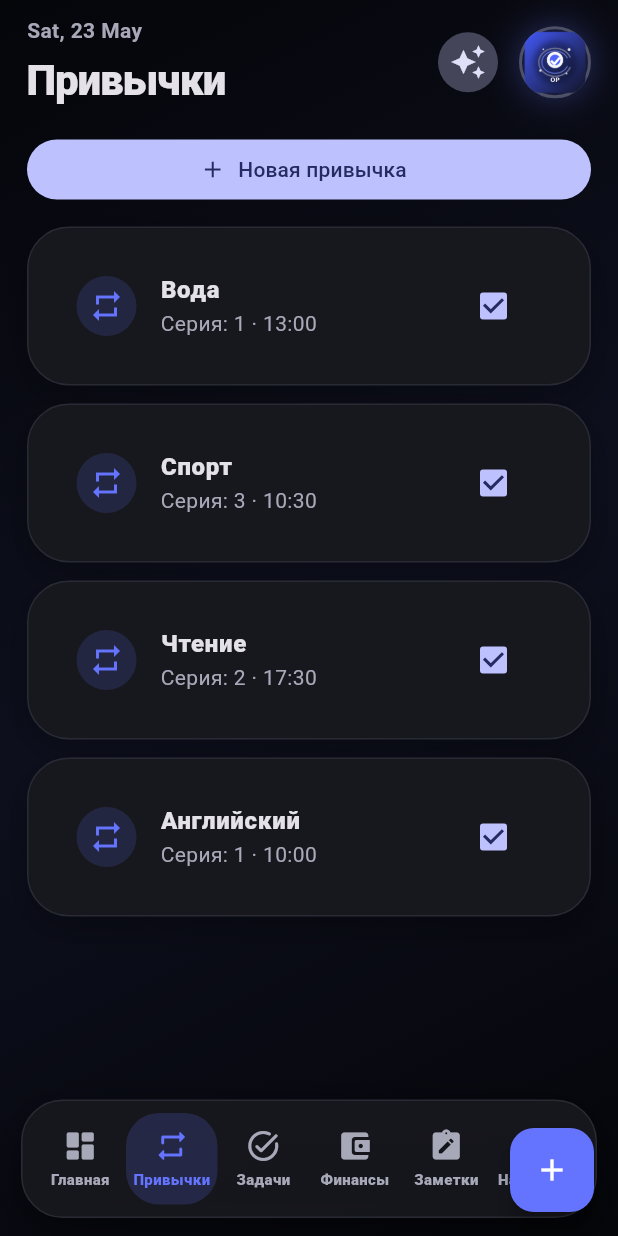
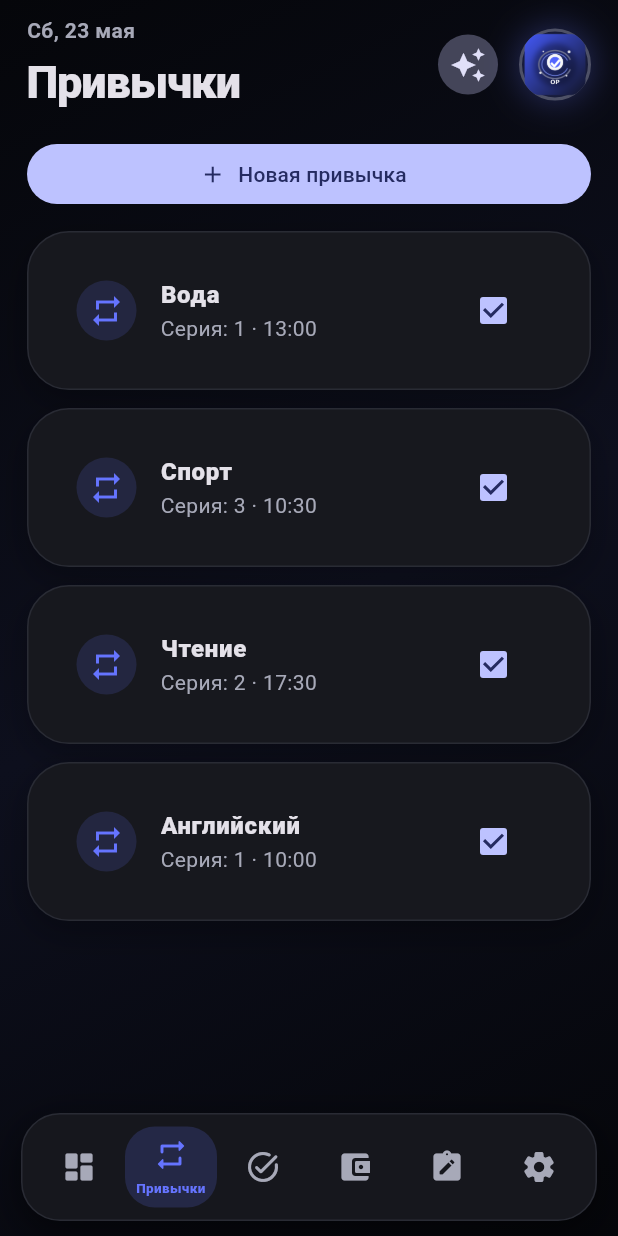
Before and after one commit to glthr-5827/-, a Flutter app: the screen it shows after launch, after a tap on "Привычки", on a phone screen of 412 x 824 dp. Run offline on Flutter 3.47's test engine with Material 3 defaults, Android fonts, the phone set to English and light mode, and no system bars; our stand-ins replace flutter_local_notifications, flutter_timezone, shared_preferences, timezone.

Commit message:
Add files via upload

```diff
--- a/lib/main.dart
+++ b/lib/main.dart
@@ -92,7 +92,11 @@ class _OrbitPlanShellState extends State<OrbitPlanShell> {
   }
 
   Future<void> _scheduleNotifications() async {
+    try {
       await NotificationService.instance.scheduleAll(data, t);
+    } catch (_) {
+      // Notification errors should never break the app screen.
+    }
   }
 
   void mutate(void Function(AppData d) update, {bool schedule = true}) {
@@ -137,12 +141,7 @@ class _OrbitPlanShellState extends State<OrbitPlanShell> {
           ),
         ),
       ),
-      floatingActionButton: FloatingActionButton(
-        backgroundColor: data.theme.primary,
-        foregroundColor: Colors.white,
-        onPressed: _quickAdd,
-        child: const Icon(Icons.add),
-      ),
+
     );
   }
 
@@ -447,9 +446,9 @@ class _TopBar extends StatelessWidget {
       padding: const EdgeInsets.fromLTRB(18, 10, 18, 8),
       child: Row(children: [
         Expanded(child: Column(crossAxisAlignment: CrossAxisAlignment.start, children: [
-          Text(DateFormat('EEE, d MMM').format(DateTime.now()), style: TextStyle(color: data.theme.muted, fontWeight: FontWeight.w700)),
+          Text(localDateLine(data.language), style: TextStyle(color: data.theme.muted, fontWeight: FontWeight.w700)),
           const SizedBox(height: 3),
-          Text(title, style: const TextStyle(fontSize: 28, fontWeight: FontWeight.w900, letterSpacing: -0.7)),
+          Text(title, maxLines: 1, overflow: TextOverflow.ellipsis, style: const TextStyle(fontSize: 30, fontWeight: FontWeight.w900, letterSpacing: -0.7)),
         ])),
         IconButton.filledTonal(onPressed: onSeed, icon: const Icon(Icons.auto_awesome), tooltip: t('fillExamples')),
         const SizedBox(width: 10),
@@ -482,34 +481,40 @@ class _BottomNav extends StatelessWidget {
       (Icons.note_alt_rounded, 'notes'),
       (Icons.settings_rounded, 'settings'),
     ];
-    return Container(
-      margin: const EdgeInsets.fromLTRB(14, 4, 14, 12),
-      padding: const EdgeInsets.symmetric(horizontal: 8, vertical: 8),
+    return SafeArea(
+      top: false,
+      minimum: const EdgeInsets.fromLTRB(14, 0, 14, 10),
+      child: Container(
+        height: 72,
+        padding: const EdgeInsets.symmetric(horizontal: 7, vertical: 7),
         decoration: BoxDecoration(
-        color: data.theme.card.withOpacity(.92),
-        borderRadius: BorderRadius.circular(28),
+          color: data.theme.card.withOpacity(.96),
+          borderRadius: BorderRadius.circular(26),
           border: Border.all(color: data.theme.line),
-        boxShadow: const [BoxShadow(color: Colors.black54, blurRadius: 24, offset: Offset(0, 10))],
+          boxShadow: const [BoxShadow(color: Colors.black54, blurRadius: 22, offset: Offset(0, 8))],
         ),
-      child: Row(mainAxisAlignment: MainAxisAlignment.spaceAround, children: List.generate(items.length, (i) {
+        child: Row(children: List.generate(items.length, (i) {
           final selected = i == current;
           return Expanded(
             child: InkWell(
-            borderRadius: BorderRadius.circular(22),
+              borderRadius: BorderRadius.circular(20),
               onTap: () => onTap(i),
               child: AnimatedContainer(
                 duration: const Duration(milliseconds: 180),
-              padding: const EdgeInsets.symmetric(vertical: 10),
-              decoration: BoxDecoration(color: selected ? data.theme.primary.withOpacity(.18) : Colors.transparent, borderRadius: BorderRadius.circular(22)),
-              child: Column(mainAxisSize: MainAxisSize.min, children: [
-                Icon(items[i].$1, color: selected ? data.theme.primary : data.theme.muted),
+                padding: const EdgeInsets.symmetric(vertical: 7, horizontal: 2),
+                decoration: BoxDecoration(color: selected ? data.theme.primary.withOpacity(.18) : Colors.transparent, borderRadius: BorderRadius.circular(20)),
+                child: Column(mainAxisAlignment: MainAxisAlignment.center, mainAxisSize: MainAxisSize.min, children: [
+                  Icon(items[i].$1, color: selected ? data.theme.primary : data.theme.muted, size: 24),
+                  if (selected) ...[
                     const SizedBox(height: 3),
-                Text(t(items[i].$2), maxLines: 1, overflow: TextOverflow.ellipsis, style: TextStyle(fontSize: 10, fontWeight: FontWeight.w800, color: selected ? data.theme.primary : data.theme.muted)),
+                    Text(t(items[i].$2), maxLines: 1, overflow: TextOverflow.ellipsis, textAlign: TextAlign.center, style: TextStyle(fontSize: 9, fontWeight: FontWeight.w900, color: data.theme.primary)),
+                  ],
                 ]),
               ),
             ),
           );
         })),
+      ),
     );
   }
 }
@@ -526,7 +531,7 @@ class DashboardScreen extends StatelessWidget {
     final activeTasks = data.tasks.where((x) => !x.done).length;
     final balance = data.income - data.expenses;
     final notes = data.notes.length;
-    return ListView(padding: const EdgeInsets.fromLTRB(18, 8, 18, 100), children: [
+    return ListView(padding: const EdgeInsets.fromLTRB(18, 8, 18, 24), children: [
       _HeroCard(data: data, t: t),
       const SizedBox(height: 16),
       GridView.count(
@@ -535,7 +540,7 @@ class DashboardScreen extends StatelessWidget {
         physics: const NeverScrollableScrollPhysics(),
         crossAxisSpacing: 12,
         mainAxisSpacing: 12,
-        childAspectRatio: 1.55,
+        childAspectRatio: 1.35,
         children: [
           StatCard(data: data, icon: Icons.repeat, label: t('habits'), value: '$completedToday/${data.habits.length}', onTap: () => go(1)),
           StatCard(data: data, icon: Icons.task_alt, label: t('tasks'), value: '$activeTasks', onTap: () => go(2)),
@@ -574,16 +579,16 @@ class _HeroCard extends StatelessWidget {
         Expanded(child: Column(crossAxisAlignment: CrossAxisAlignment.start, children: [
           Text('OrbitPlan', style: TextStyle(color: data.theme.primary, fontWeight: FontWeight.w900)),
           const SizedBox(height: 6),
-          Text(t('heroTitle'), style: const TextStyle(fontSize: 24, fontWeight: FontWeight.w900, height: 1.05)),
+          Text(t('heroTitle'), maxLines: 3, overflow: TextOverflow.ellipsis, style: const TextStyle(fontSize: 24, fontWeight: FontWeight.w900, height: 1.08)),
           const SizedBox(height: 8),
-          Text(t('heroText'), style: TextStyle(color: data.theme.muted, fontWeight: FontWeight.w600)),
+          Text(t('heroText'), maxLines: 4, overflow: TextOverflow.ellipsis, style: TextStyle(color: data.theme.muted, fontWeight: FontWeight.w600, height: 1.25)),
         ])),
         const SizedBox(width: 10),
         Container(
-          width: 90,
-          height: 90,
+          width: 78,
+          height: 78,
           decoration: BoxDecoration(color: data.theme.primary.withOpacity(.14), shape: BoxShape.circle),
-          child: Icon(Icons.auto_graph_rounded, color: data.theme.primary, size: 44),
+          child: Icon(Icons.auto_graph_rounded, color: data.theme.primary, size: 38),
         )
       ]),
     );
@@ -599,7 +604,7 @@ class HabitsScreen extends StatelessWidget {
 
   @override
   Widget build(BuildContext context) {
-    return ListView(padding: const EdgeInsets.fromLTRB(18, 8, 18, 100), children: [
+    return ListView(padding: const EdgeInsets.fromLTRB(18, 8, 18, 24), children: [
       FilledButton.icon(onPressed: onAdd, icon: const Icon(Icons.add), label: Text(t('newHabit'))),
       const SizedBox(height: 14),
       for (final habit in data.habits)
@@ -634,7 +639,7 @@ class TasksScreen extends StatelessWidget {
   @override
   Widget build(BuildContext context) {
     final tasks = [...data.tasks]..sort((a, b) => (a.done ? 1 : 0).compareTo(b.done ? 1 : 0));
-    return ListView(padding: const EdgeInsets.fromLTRB(18, 8, 18, 100), children: [
+    return ListView(padding: const EdgeInsets.fromLTRB(18, 8, 18, 24), children: [
       FilledButton.icon(onPressed: onAdd, icon: const Icon(Icons.add), label: Text(t('newTask'))),
       const SizedBox(height: 14),
       for (final task in tasks)
@@ -668,14 +673,14 @@ class FinanceScreen extends StatelessWidget {
   @override
   Widget build(BuildContext context) {
     final balance = data.income - data.expenses;
-    return ListView(padding: const EdgeInsets.fromLTRB(18, 8, 18, 100), children: [
+    return ListView(padding: const EdgeInsets.fromLTRB(18, 8, 18, 24), children: [
       GridView.count(
         crossAxisCount: 2,
         shrinkWrap: true,
         physics: const NeverScrollableScrollPhysics(),
         crossAxisSpacing: 12,
         mainAxisSpacing: 12,
-        childAspectRatio: 1.55,
+        childAspectRatio: 1.35,
         children: [
           StatCard(data: data, icon: Icons.trending_up, label: t('income'), value: money(data.income)),
           StatCard(data: data, icon: Icons.trending_down, label: t('expense'), value: money(data.expenses)),
@@ -719,7 +724,7 @@ class _NotesScreenState extends State<NotesScreen> {
   Widget build(BuildContext context) {
     final notes = widget.data.notes.where((n) => (n.title + n.body).toLowerCase().contains(query.toLowerCase())).toList()
       ..sort((a, b) => (b.pinned ? 1 : 0).compareTo(a.pinned ? 1 : 0));
-    return ListView(padding: const EdgeInsets.fromLTRB(18, 8, 18, 100), children: [
+    return ListView(padding: const EdgeInsets.fromLTRB(18, 8, 18, 24), children: [
       TextField(
         onChanged: (v) => setState(() => query = v),
         decoration: InputDecoration(prefixIcon: const Icon(Icons.search), hintText: widget.t('searchNotes'), filled: true, fillColor: widget.data.theme.card, border: OutlineInputBorder(borderRadius: BorderRadius.circular(20), borderSide: BorderSide.none)),
@@ -747,7 +752,7 @@ class SettingsScreen extends StatelessWidget {
 
   @override
   Widget build(BuildContext context) {
-    return ListView(padding: const EdgeInsets.fromLTRB(18, 8, 18, 100), children: [
+    return ListView(padding: const EdgeInsets.fromLTRB(18, 8, 18, 24), children: [
       _SectionCard(data: data, title: t('language'), child: SegmentedButton<String>(
         selected: {data.language},
         segments: const [ButtonSegment(value: 'ru', label: Text('RU')), ButtonSegment(value: 'en', label: Text('EN'))],
@@ -785,17 +790,30 @@ class StatCard extends StatelessWidget {
   @override
   Widget build(BuildContext context) {
     return InkWell(
-      borderRadius: BorderRadius.circular(28),
+      borderRadius: BorderRadius.circular(26),
       onTap: onTap,
-      child: _Card(data: data, child: Row(children: [
-        CircleAvatar(radius: 28, backgroundColor: data.theme.primary.withOpacity(.16), child: Icon(icon, color: data.theme.primary, size: 28)),
-        const SizedBox(width: 14),
+      child: Container(
+        padding: const EdgeInsets.all(14),
+        decoration: BoxDecoration(
+          color: data.theme.card,
+          borderRadius: BorderRadius.circular(26),
+          border: Border.all(color: data.theme.line),
+          boxShadow: const [BoxShadow(color: Colors.black26, blurRadius: 14, offset: Offset(0, 8))],
+        ),
+        child: Row(children: [
+          CircleAvatar(radius: 24, backgroundColor: data.theme.primary.withOpacity(.16), child: Icon(icon, color: data.theme.primary, size: 24)),
+          const SizedBox(width: 10),
           Expanded(child: Column(crossAxisAlignment: CrossAxisAlignment.start, mainAxisAlignment: MainAxisAlignment.center, children: [
-          Text(label, overflow: TextOverflow.ellipsis, style: const TextStyle(fontWeight: FontWeight.w900, fontSize: 16)),
+            Text(label, maxLines: 2, overflow: TextOverflow.ellipsis, style: const TextStyle(fontWeight: FontWeight.w900, fontSize: 13, height: 1.05)),
             const SizedBox(height: 6),
-          Text(value, overflow: TextOverflow.ellipsis, style: TextStyle(color: data.theme.muted, fontWeight: FontWeight.w900, fontSize: 22)),
+            FittedBox(
+              fit: BoxFit.scaleDown,
+              alignment: Alignment.centerLeft,
+              child: Text(value, style: TextStyle(color: data.theme.muted, fontWeight: FontWeight.w900, fontSize: 20)),
+            ),
           ])),
-      ])),
+        ]),
+      ),
     );
   }
 }
@@ -937,12 +955,12 @@ class NotificationService {
   Future<void> scheduleAll(AppData data, String Function(String) t) async {
     if (!ready) return;
     await _plugin.cancelAll();
-    await requestPermissions();
     for (final habit in data.habits) {
       if (habit.reminderTime == null) continue;
       final tod = parseTime(habit.reminderTime!);
       var when = tz.TZDateTime(tz.local, DateTime.now().year, DateTime.now().month, DateTime.now().day, tod.hour, tod.minute);
       if (when.isBefore(tz.TZDateTime.now(tz.local))) when = when.add(const Duration(days: 1));
+      try {
         await _plugin.zonedSchedule(
           100000 + stableId(habit.id),
           t('habitReminder'),
@@ -953,11 +971,13 @@ class NotificationService {
           uiLocalNotificationDateInterpretation: UILocalNotificationDateInterpretation.absoluteTime,
           matchDateTimeComponents: DateTimeComponents.time,
         );
+      } catch (_) {}
     }
     for (final task in data.tasks) {
       if (task.done || task.reminderAt == null) continue;
       final when = tz.TZDateTime.from(task.reminderAt!, tz.local);
       if (when.isBefore(tz.TZDateTime.now(tz.local))) continue;
+      try {
         await _plugin.zonedSchedule(
           200000 + stableId(task.id),
           t('taskReminder'),
@@ -967,6 +987,7 @@ class NotificationService {
           androidScheduleMode: AndroidScheduleMode.exactAllowWhileIdle,
           uiLocalNotificationDateInterpretation: UILocalNotificationDateInterpretation.absoluteTime,
         );
+      } catch (_) {}
     }
   }
 }
@@ -1128,6 +1149,16 @@ TimeOfDay parseTime(String raw) {
   return TimeOfDay(hour: int.tryParse(p.first) ?? 9, minute: p.length > 1 ? int.tryParse(p[1]) ?? 0 : 0);
 }
 String money(double value) => NumberFormat.compactCurrency(symbol: '₽', decimalDigits: 0).format(value);
+
+String localDateLine(String language) {
+  final now = DateTime.now();
+  if (language == 'ru') {
+    const months = ['янв.', 'фев.', 'мар.', 'апр.', 'мая', 'июн.', 'июл.', 'авг.', 'сен.', 'окт.', 'ноя.', 'дек.'];
+    const days = ['Пн', 'Вт', 'Ср', 'Чт', 'Пт', 'Сб', 'Вс'];
+    return '${days[now.weekday - 1]}, ${now.day} ${months[now.month - 1]}';
+  }
+  return DateFormat('EEE, d MMM').format(now);
+}
 int stableId(String id) => id.codeUnits.fold(0, (a, b) => (a * 31 + b) & 0x7fffffff) % 90000;
 IconData priorityIcon(String p) => p == 'high' ? Icons.priority_high_rounded : p == 'low' ? Icons.keyboard_arrow_down_rounded : Icons.remove_rounded;
 Color priorityColor(String p) => p == 'high' ? Colors.redAccent : p == 'low' ? Colors.greenAccent : Colors.amberAccent;
```
Lines whose indentation alone changed are shown as unchanged.
